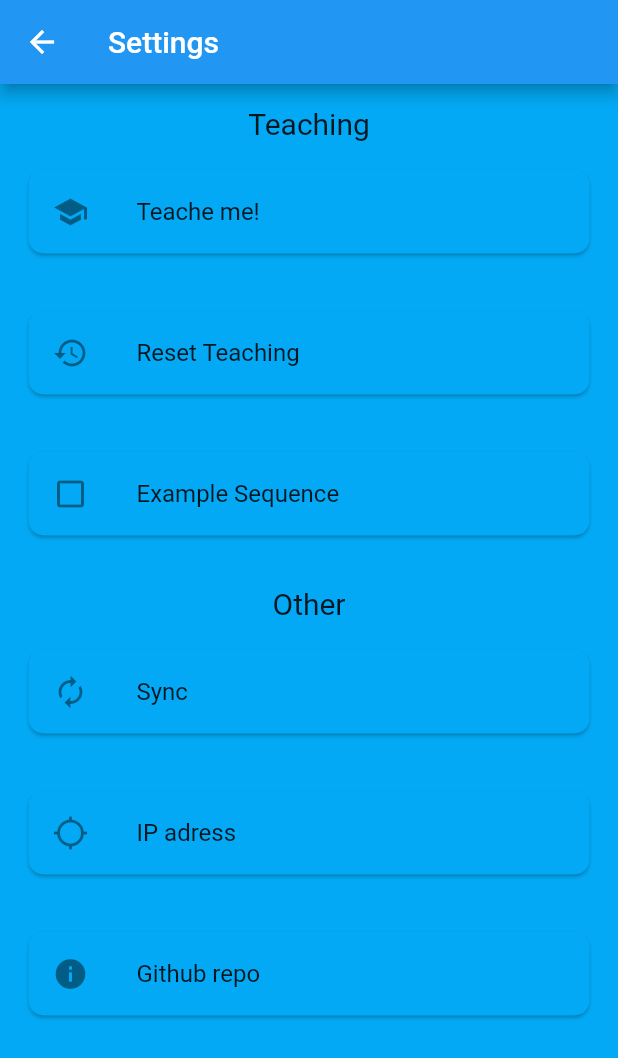
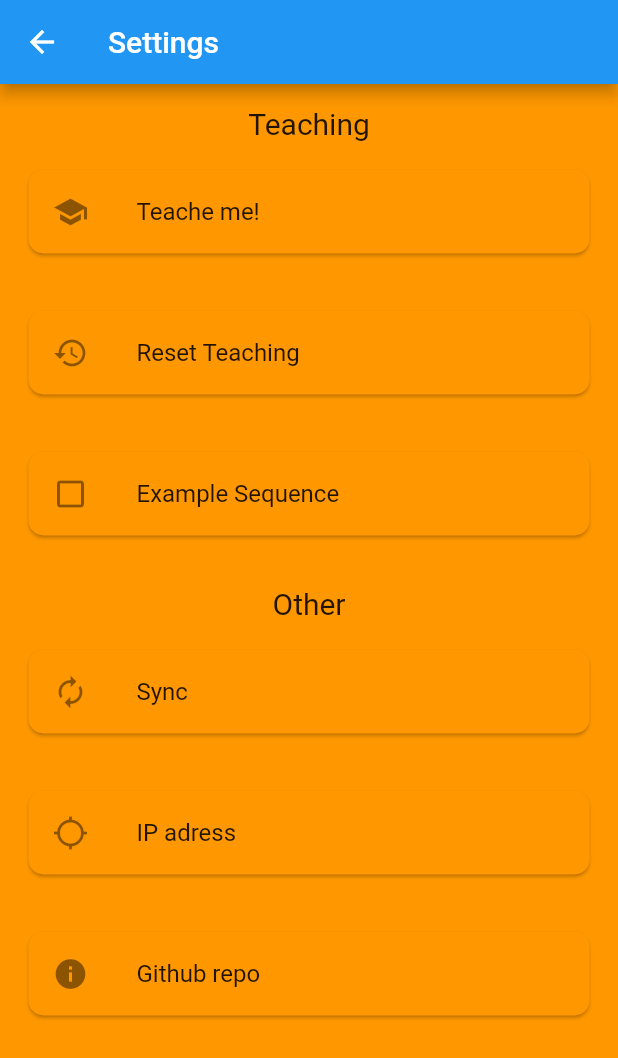
Before and after one commit to floodoo/Joy-it-Grab-it-robot02-frontend, a Flutter app: the screen it shows after launch, after a tap on the "settings" icon, on a phone screen of 412 x 824 dp. Shown: the top 1058 px of the screen. Run offline on Flutter 3.47's test engine with Material 2 defaults, Android fonts, the phone set to English and light mode, and no system bars; our stand-ins replace flutter_hooks, google_fonts, hooks_riverpod, logger; network calls fail.

Commit message:
change color

```diff
--- a/lib/ui/screens/home/home.screen.dart
+++ b/lib/ui/screens/home/home.screen.dart
@@ -2,7 +2,9 @@ import 'dart:io';
 
 import 'package:flutter/material.dart';
 import 'package:flutter_hooks/flutter_hooks.dart';
+import 'package:hooks_riverpod/hooks_riverpod.dart';
 import 'package:robo_app/core/api/servo.dart';
+import 'package:robo_app/core/services/services.dart';
 import 'package:robo_app/ui/screens/home/widgets/control_slider.dart';
 import 'package:robo_app/ui/screens/settings/settings.screen.dart';
 
@@ -12,12 +14,21 @@ class HomeScreen extends HookWidget {
 
   @override
   Widget build(BuildContext context) {
+    final _theme = useProvider(themeService).theme;
+
     return Scaffold(
       appBar: AppBar(
-        title: const Text("Joy-it-Grab-it-robot02"),
+        title: Text(
+          "Joy-it-Grab-it-robot02",
+          style: TextStyle(color: _theme.colors.accent),
+        ),
+        backgroundColor: _theme.colors.primary,
         actions: [
           IconButton(
-            icon: const Icon(Icons.refresh),
+            icon: Icon(
+              Icons.refresh,
+              color: _theme.colors.accent,
+            ),
             tooltip: "Reset servos",
             onPressed: () {
               for (int i = 0; i < 6; i++) {
@@ -27,17 +38,23 @@ class HomeScreen extends HookWidget {
             },
           ),
           IconButton(
-            icon: const Icon(Icons.settings),
+            icon: Icon(
+              Icons.settings,
+              color: _theme.colors.accent,
+            ),
             tooltip: "Settings",
             onPressed: () => Navigator.pushNamed(context, SettingsScreen.routeName),
           ),
         ],
       ),
-      body: ListView.builder(
-        itemCount: 6,
-        itemBuilder: (BuildContext context, int index) {
-          return ControlSlider(id: index, label: index.toString());
-        },
+      body: Container(
+        color: _theme.colors.accent,
+        child: ListView.builder(
+          itemCount: 6,
+          itemBuilder: (BuildContext context, int index) {
+            return ControlSlider(id: index, label: index.toString());
+          },
+        ),
       ),
     );
   }
--- a/lib/ui/screens/home/widgets/control_slider.dart
+++ b/lib/ui/screens/home/widgets/control_slider.dart
@@ -54,6 +54,8 @@ class _ControlSliderState extends State<ControlSlider> {
                 value: sliderValue,
                 min: -1000,
                 max: 1000,
+                thumbColor: _theme.colors.accent,
+                activeColor: _theme.colors.accent,
                 onChanged: (double newSliderValue) async {
                   setState(() {
                     sliderValue = newSliderValue;
--- a/lib/ui/themes/app_colors.dart
+++ b/lib/ui/themes/app_colors.dart
@@ -5,23 +5,17 @@ class AppColors {
     required this.background,
     required this.primary,
     required this.accent,
-    required this.disabled,
-    required this.error,
   });
 
   final Color background;
   final Color accent;
   final Color primary;
-  final Color disabled;
-  final Color error;
 
   factory AppColors.light() {
     return const AppColors(
       background: Colors.white,
-      primary: Colors.lightBlue,
-      accent: Colors.lightGreen,
-      disabled: Colors.black12,
-      error: Colors.redAccent,
+      primary: Colors.orange,
+      accent: Colors.black87,
     );
   }
 
@@ -30,8 +24,6 @@ class AppColors {
       background: Colors.black,
       primary: Colors.cyan,
       accent: Colors.green,
-      disabled: Colors.white12,
-      error: Colors.red,
     );
   }
 }
--- a/lib/ui/themes/app_theme.dart
+++ b/lib/ui/themes/app_theme.dart
@@ -1,8 +1,8 @@
 import 'package:flutter/material.dart';
+import 'package:robo_app/ui/themes/app_colors.dart';
+import 'package:robo_app/ui/themes/dark.theme.dart';
+import 'package:robo_app/ui/themes/light.theme.dart';
 
-import 'app_colors.dart';
-import 'dark.theme.dart';
-import 'light.theme.dart';
 
 class AppTheme {
   AppTheme({required this.data, required this.mode, required this.colors});
--- a/lib/ui/themes/light.theme.dart
+++ b/lib/ui/themes/light.theme.dart
@@ -1,7 +1,7 @@
 import 'package:flutter/material.dart';
 import 'package:google_fonts/google_fonts.dart';
+import 'package:robo_app/ui/themes/app_colors.dart';
 
-import 'app_colors.dart';
 
 ThemeData get lightTheme {
   final colors = AppColors.light();
```
